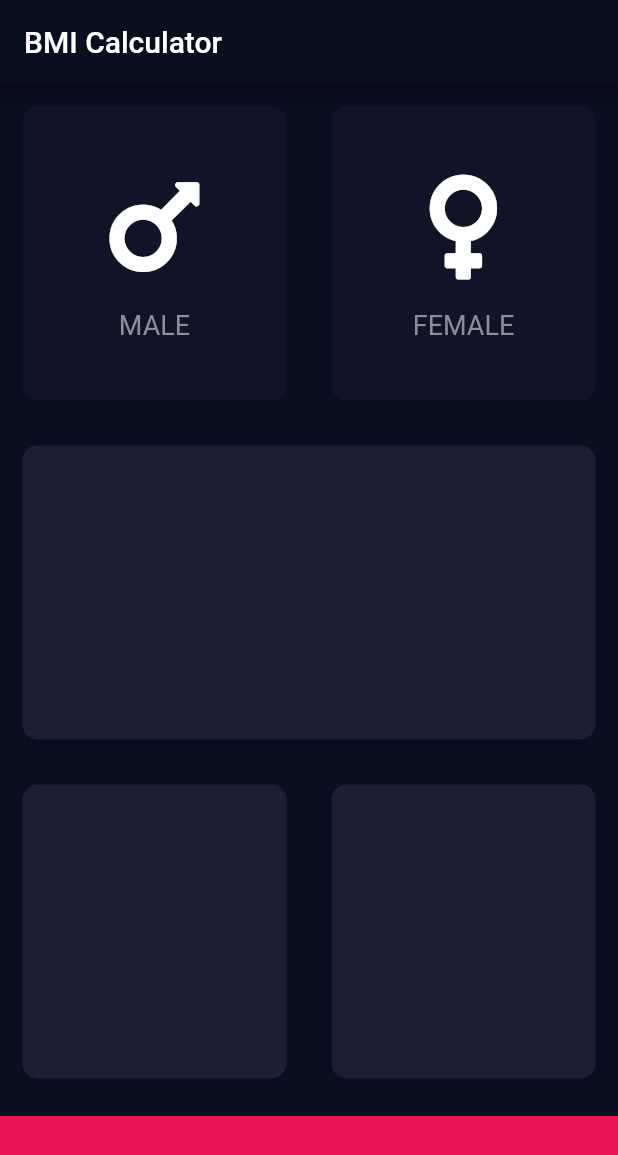
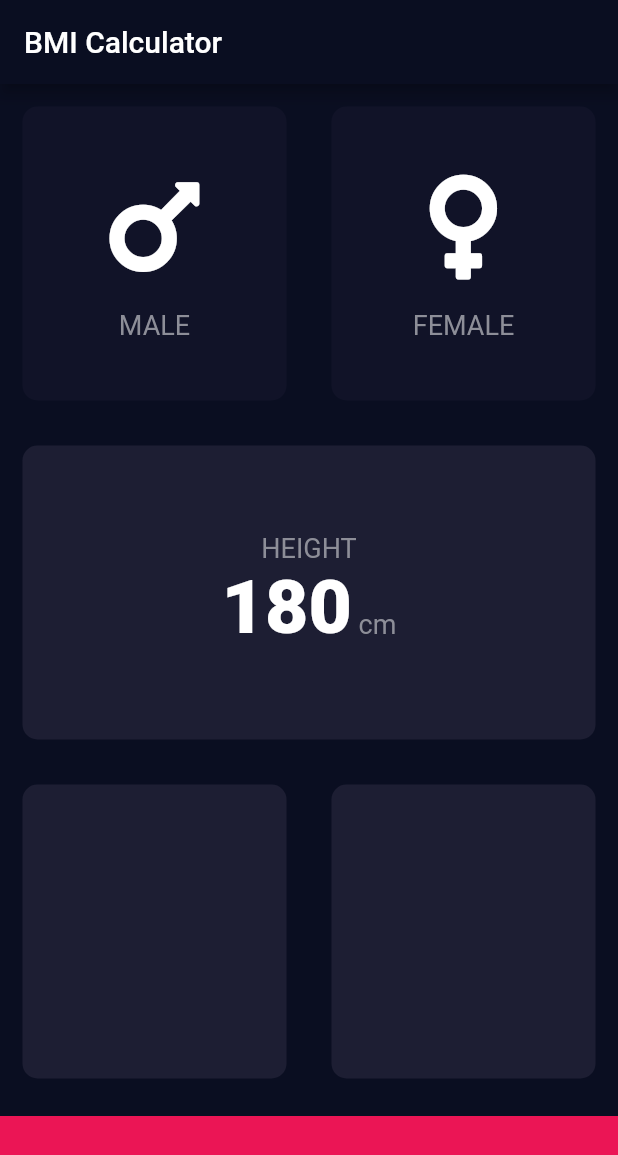
Before and after one commit to Azim87/bmi_calculator, a Flutter app: the screen it shows after launch, on a phone screen of 412 x 824 dp. Shown: the top 1155 px of the screen. Run offline on Flutter 3.47's test engine with Material 2 defaults, Android fonts, the phone set to English and light mode, and no system bars; our stand-ins replace font_awesome_flutter.

Commit message:
added constants file

```diff
--- /dev/null
+++ b/lib/constants.dart
@@ -0,0 +1,8 @@
+import 'package:flutter/material.dart';
+
+const kBottomContainerHeight = 80.0;
+const kActiveCardColor = Color(0xFF1D1E33);
+const kInactiveCardColor = Color(0xFF111328);
+const kBottomContainerColor = Color(0xFFEB1555);
+const kLabelTextStyle = TextStyle(fontSize: 18.0, color: Color(0xFF8D8E98),);
+const kLabelTextStyleBig = TextStyle(fontSize: 50.0, fontWeight: FontWeight.w900);
--- a/lib/icon_content.dart
+++ b/lib/icon_content.dart
@@ -1,9 +1,8 @@
 import 'package:flutter/material.dart';
 
-const labelTextStyle = TextStyle(
-  fontSize: 18.0,
-  color: Color(0xFF8D8E98),
-);
+import 'constants.dart';
+
+
 
 class IconContent extends StatelessWidget {
   IconContent({this.myIcon, this.label});
@@ -23,7 +22,7 @@ class IconContent extends StatelessWidget {
         SizedBox(
           height: 15.0,
         ),
-        Text(label, style: labelTextStyle),
+        Text(label, style: kLabelTextStyle),
       ],
     );
   }
--- a/lib/input_page.dart
+++ b/lib/input_page.dart
@@ -4,12 +4,8 @@ import 'package:flutter/cupertino.dart';
 import 'package:flutter/material.dart';
 import 'package:font_awesome_flutter/font_awesome_flutter.dart';
 
+import 'constants.dart';
 import 'icon_content.dart';
-
-const bottomContainerHeight = 80.0;
-const activeCardColor = Color(0xFF1D1E33);
-const inactiveCardColor = Color(0xFF111328);
-const bottomContainerColor = Color(0xFFEB1555);
 
 class InputPage extends StatefulWidget {
   @override
@@ -28,41 +24,38 @@ class _InputPageState extends State<InputPage> {
         ),
       ),
       body: Column(
+        crossAxisAlignment: CrossAxisAlignment.stretch,
         children: <Widget>[
           Expanded(
             child: Row(
               children: <Widget>[
                 Expanded(
-                  child: GestureDetector(
-                    onTap: () {
+                  child: ReusableCard(
+                    onPress: () {
                       setState(() {
                         selectedGender = Gender.MALE;
                       });
                     },
-                    child: ReusableCard(
                     colour: selectedGender == Gender.MALE
-                          ? activeCardColor
-                          : inactiveCardColor,
+                        ? kActiveCardColor
+                        : kInactiveCardColor,
                     cardWidget: IconContent(
                         myIcon: FontAwesomeIcons.mars, label: "MALE"),
                   ),
                 ),
-                ),
                 Expanded(
-                  child: GestureDetector(
-                    onTap: () {
+                  child: ReusableCard(
+                    onPress: () {
                       setState(() {
                         selectedGender = Gender.FEMALE;
                       });
                     },
-                    child: ReusableCard(
                     colour: selectedGender == Gender.FEMALE
-                          ? activeCardColor
-                          : inactiveCardColor,
+                        ? kActiveCardColor
+                        : kInactiveCardColor,
                     cardWidget: IconContent(
                       myIcon: FontAwesomeIcons.venus,
                       label: "FEMALE",
-                      ),
                     ),
                   ),
                 ),
@@ -73,7 +66,27 @@ class _InputPageState extends State<InputPage> {
             child: Row(
               children: <Widget>[
                 Expanded(
-                  child: ReusableCard(colour: activeCardColor),
+                  child: ReusableCard(
+                    colour: kActiveCardColor,
+                    cardWidget: Column(
+                      mainAxisAlignment: MainAxisAlignment.center,
+                      children: <Widget>[
+                        Text(
+                          'HEIGHT',
+                          style: kLabelTextStyle,
+                        ),
+                        Row(
+                          mainAxisAlignment: MainAxisAlignment.center,
+                          crossAxisAlignment: CrossAxisAlignment.baseline,
+                          textBaseline: TextBaseline.alphabetic,
+                          children: <Widget>[
+                            Text('180', style: kLabelTextStyleBig,),
+                            Text(' cm', style: kLabelTextStyle,)
+                          ],
+                        )
+                      ],
+                    ),
+                  ),
                 ),
               ],
             ),
@@ -82,19 +95,19 @@ class _InputPageState extends State<InputPage> {
             child: Row(
               children: <Widget>[
                 Expanded(
-                  child: ReusableCard(colour: activeCardColor),
+                  child: ReusableCard(colour: kActiveCardColor),
                 ),
                 Expanded(
-                  child: ReusableCard(colour: activeCardColor),
+                  child: ReusableCard(colour: kActiveCardColor),
                 ),
               ],
             ),
           ),
           Container(
-            color: bottomContainerColor,
+            color: kBottomContainerColor,
             margin: EdgeInsets.only(top: 10.0),
             width: double.infinity,
-            height: bottomContainerHeight,
+            height: kBottomContainerHeight,
           )
         ],
       ),
--- a/lib/reusable_card.dart
+++ b/lib/reusable_card.dart
@@ -1,19 +1,23 @@
 import 'package:flutter/material.dart';
 
 class ReusableCard extends StatelessWidget {
-  ReusableCard({@required this.colour, this.cardWidget});
+  ReusableCard({@required this.colour, this.cardWidget, this.onPress});
 
   final Color colour;
   final Widget cardWidget;
+  final Function onPress;
 
   @override
   Widget build(BuildContext context) {
-    return Container(
-      child: cardWidget,
-      margin: EdgeInsets.all(15.0),
-      decoration: BoxDecoration(
-        color: colour,
-        borderRadius: BorderRadius.circular(10.0),
+    return GestureDetector(
+      onTap: onPress,
+      child: Container(
+        child: cardWidget,
+        margin: EdgeInsets.all(15.0),
+        decoration: BoxDecoration(
+          color: colour,
+          borderRadius: BorderRadius.circular(10.0),
+        ),
       ),
     );
   }
```
Lines whose indentation alone changed are shown as unchanged.
